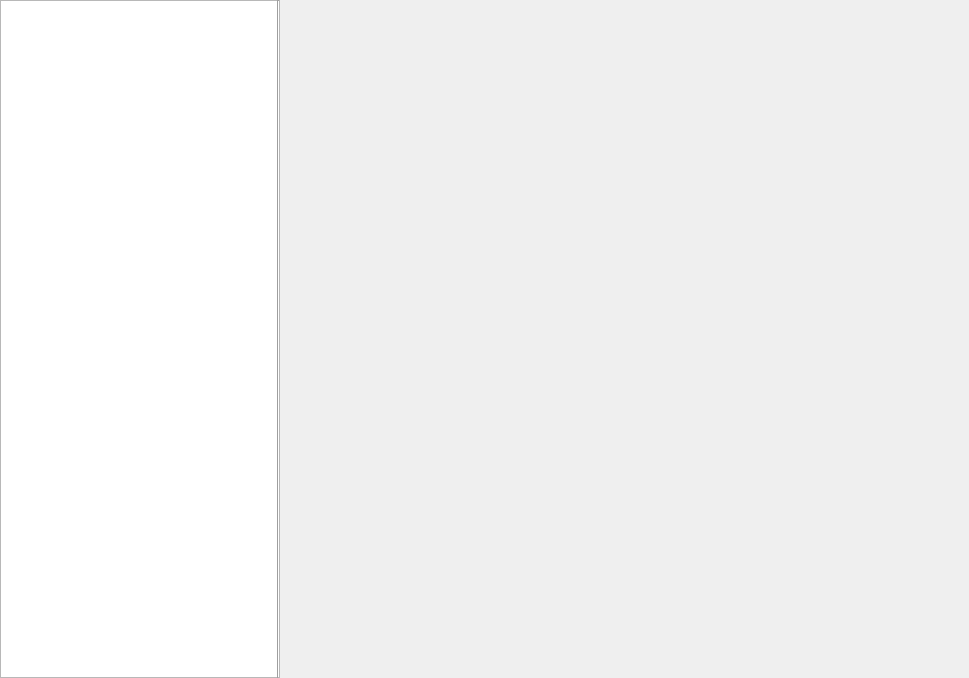
Before: the Qt Designer form lib/common-widgets/kiran-module-widget/kiran-module-widget.ui in openeuler-mirror/kiran-control-panel, drawn with Qt 5.
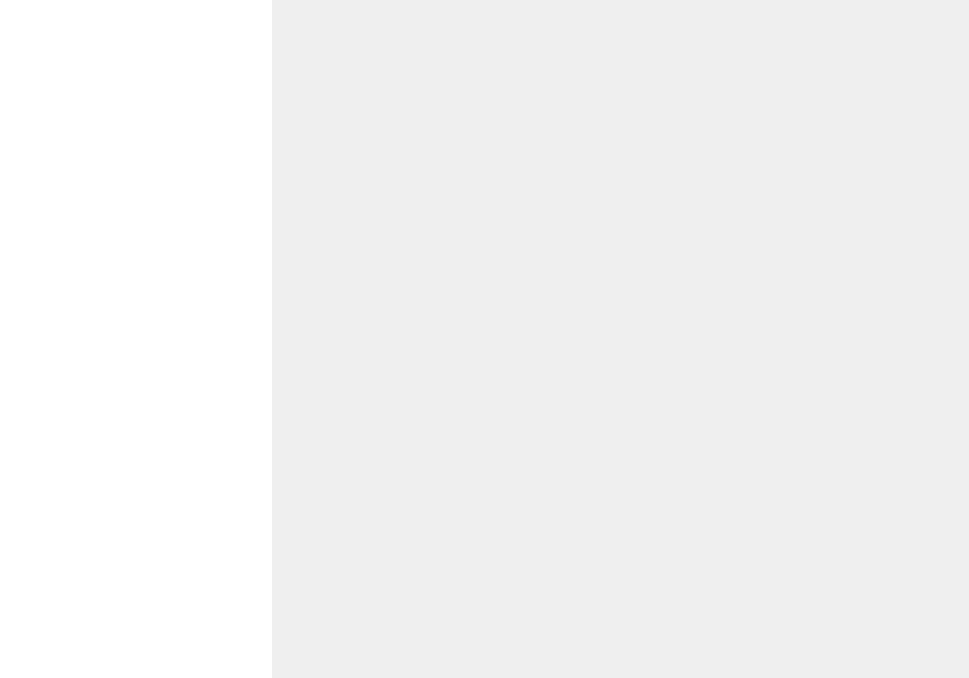
After: the same form once the commit is applied. Custom widgets are drawn as their Qt base class.

Commit message:
feat(kiranui-2.4): Fixed display of classification sidebar, adjust the main window interface style to color block
- 分类侧边栏固定显示，调整主窗口界面风格为色块

What changed in the file:
```diff
--- a/lib/common-widgets/kiran-module-widget/kiran-module-widget.ui
+++ b/lib/common-widgets/kiran-module-widget/kiran-module-widget.ui
@@ -18,7 +18,7 @@
   </property>
   <layout class="QHBoxLayout" name="horizontalLayout">
    <property name="spacing">
-    <number>0</number>
+    <number>4</number>
    </property>
    <property name="leftMargin">
     <number>0</number>
@@ -42,13 +42,13 @@
      </property>
      <property name="minimumSize">
       <size>
-       <width>280</width>
+       <width>272</width>
        <height>0</height>
       </size>
      </property>
      <property name="maximumSize">
       <size>
-       <width>280</width>
+       <width>272</width>
        <height>16777215</height>
       </size>
      </property>
@@ -72,6 +72,30 @@
        <number>0</number>
       </property>
       <item>
+       <widget class="KiranColorBlock" name="sidebar_subitem_color_block" native="true">
+        <property name="minimumSize">
+         <size>
+          <width>200</width>
+          <height>0</height>
+         </size>
+        </property>
+        <layout class="QGridLayout" name="gridLayout">
+         <property name="leftMargin">
+          <number>0</number>
+         </property>
+         <property name="topMargin">
+          <number>0</number>
+         </property>
+         <property name="rightMargin">
+          <number>0</number>
+         </property>
+         <property name="bottomMargin">
+          <number>0</number>
+         </property>
+         <property name="spacing">
+          <number>0</number>
+         </property>
+         <item row="0" column="0">
        <widget class="KiranSidebarWidget" name="list_subItems">
         <property name="sizePolicy">
          <sizepolicy hsizetype="Fixed" vsizetype="Expanding">
@@ -79,35 +103,28 @@
           <verstretch>0</verstretch>
          </sizepolicy>
         </property>
-        <property name="minimumSize">
-         <size>
-          <width>280</width>
-          <height>0</height>
-         </size>
-        </property>
         <property name="maximumSize">
          <size>
-          <width>280</width>
+             <width>272</width>
           <height>16777215</height>
          </size>
         </property>
         <property name="styleSheet">
          <string notr="true"/>
         </property>
-       </widget>
-      </item>
-      <item>
-       <widget class="Line" name="line">
-        <property name="orientation">
-         <enum>Qt::Vertical</enum>
+           <property name="frameShape">
+            <enum>QFrame::NoFrame</enum>
         </property>
        </widget>
       </item>
      </layout>
     </widget>
    </item>
+     </layout>
+    </widget>
+   </item>
    <item>
-    <widget class="QWidget" name="widget" native="true">
+    <widget class="KiranColorBlock" name="widget" native="true">
      <property name="sizePolicy">
       <sizepolicy hsizetype="Preferred" vsizetype="Preferred">
        <horstretch>0</horstretch>
@@ -118,6 +135,9 @@
       <string notr="true"/>
      </property>
      <layout class="QVBoxLayout" name="verticalLayout">
+      <property name="spacing">
+       <number>0</number>
+      </property>
       <property name="leftMargin">
        <number>0</number>
       </property>
@@ -131,7 +151,11 @@
        <number>0</number>
       </property>
       <item>
-       <layout class="QHBoxLayout" name="centerLayout"/>
+       <layout class="QHBoxLayout" name="centerLayout">
+        <property name="spacing">
+         <number>0</number>
+        </property>
+       </layout>
       </item>
      </layout>
     </widget>
@@ -144,6 +168,12 @@
    <extends>QListWidget</extends>
    <header location="global">kiran-sidebar-widget.h</header>
   </customwidget>
+  <customwidget>
+   <class>KiranColorBlock</class>
+   <extends>QWidget</extends>
+   <header location="global">kiran-color-block.h</header>
+   <container>1</container>
+  </customwidget>
  </customwidgets>
  <resources/>
  <connections/>
```
Lines whose indentation alone changed are shown as unchanged. The commit also changes 48 other files.
